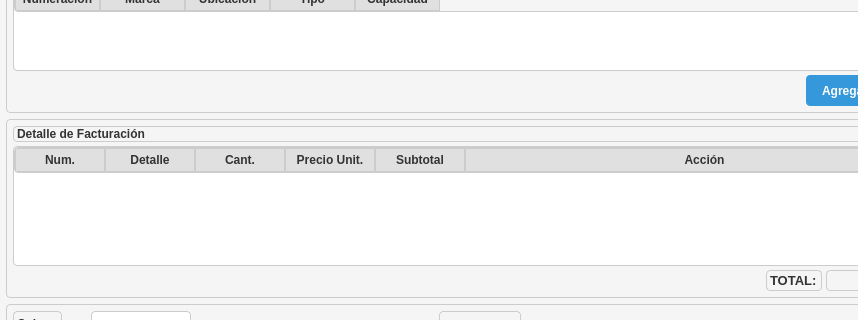
Above: resources/ui/caja_tab.ui from Julian2455/beatmat before the change; both pictures show x 0 to 858 and y 155 to 475 of the 959 by 572 pixel window. Below: the same form after it.
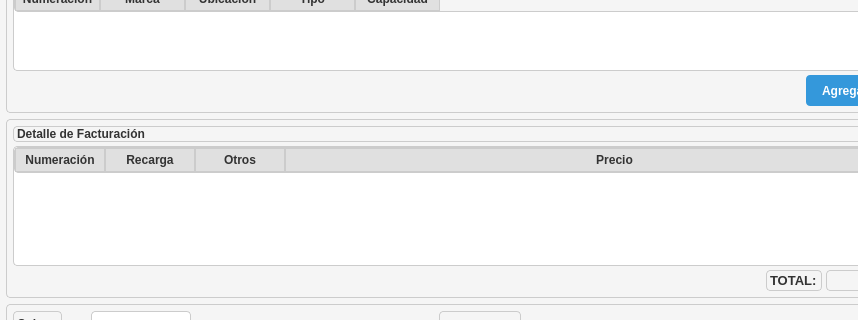
That is the form after the change. Icons and pictures are not drawn.

Commit message: calculo de precios, faltan campos

Patch:
```diff
--- a/resources/ui/caja_tab.ui
+++ b/resources/ui/caja_tab.ui
@@ -462,32 +462,22 @@
         </attribute>
         <column>
          <property name="text">
-          <string>Num.</string>
+          <string>Numeración</string>
          </property>
         </column>
         <column>
          <property name="text">
-          <string>Detalle</string>
+          <string>Recarga</string>
          </property>
         </column>
         <column>
          <property name="text">
-          <string>Cant.</string>
+          <string>Otros</string>
          </property>
         </column>
         <column>
          <property name="text">
-          <string>Precio Unit.</string>
-         </property>
-        </column>
-        <column>
-         <property name="text">
-          <string>Subtotal</string>
-         </property>
-        </column>
-        <column>
-         <property name="text">
-          <string>Acción</string>
+          <string>Precio</string>
          </property>
         </column>
        </widget>
```
Left out of the diff: 6 changed lines with no effect on the pictures. Lines whose indentation alone changed are shown as unchanged. The commit also changes 6 other files.
